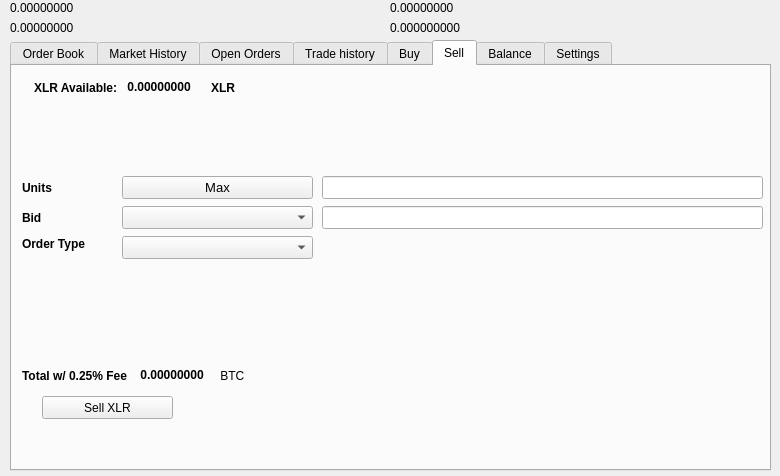
Old version of the form src/qt/forms/tradingdialog.ui in the repository cryptocrowd-xcrc/core-wallet.
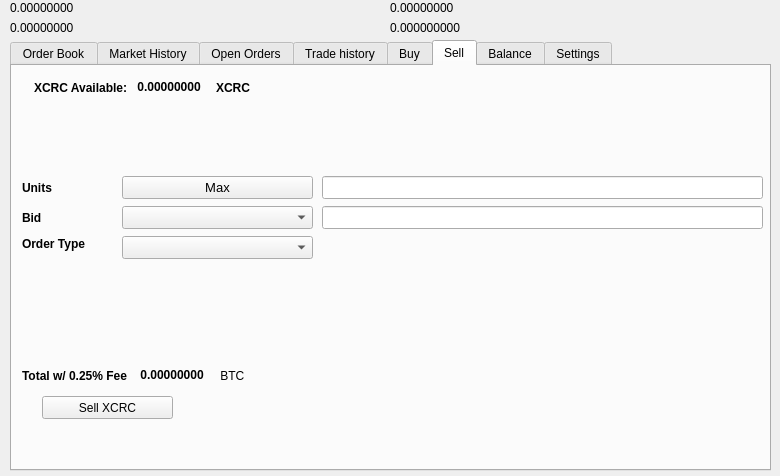
New version of the form. The open tabs and pages were chosen to show the change. Icons and pictures are not drawn.

Commit message: Replace XLR w/ XCRC

Diff of the .ui file:
```diff
--- a/src/qt/forms/tradingdialog.ui
+++ b/src/qt/forms/tradingdialog.ui
@@ -1751,7 +1751,7 @@
       </rect>
      </property>
      <property name="text">
-      <string>Sell XLR</string>
+      <string>Sell XCRC</string>
      </property>
      <property name="icon">
       <iconset resource="../cryptocrowd">
@@ -1777,7 +1777,7 @@
          </font>
         </property>
         <property name="text">
-         <string>XLR Available:</string>
+         <string>XCRC Available:</string>
         </property>
        </widget>
       </item>
@@ -2221,7 +2221,7 @@
          </font>
         </property>
         <property name="text">
-         <string>XLR</string>
+         <string>XCRC</string>
         </property>
        </widget>
       </item>
```
Left out of the diff: 14 changed lines with no effect on the pictures. The commit also changes 81 other files.
